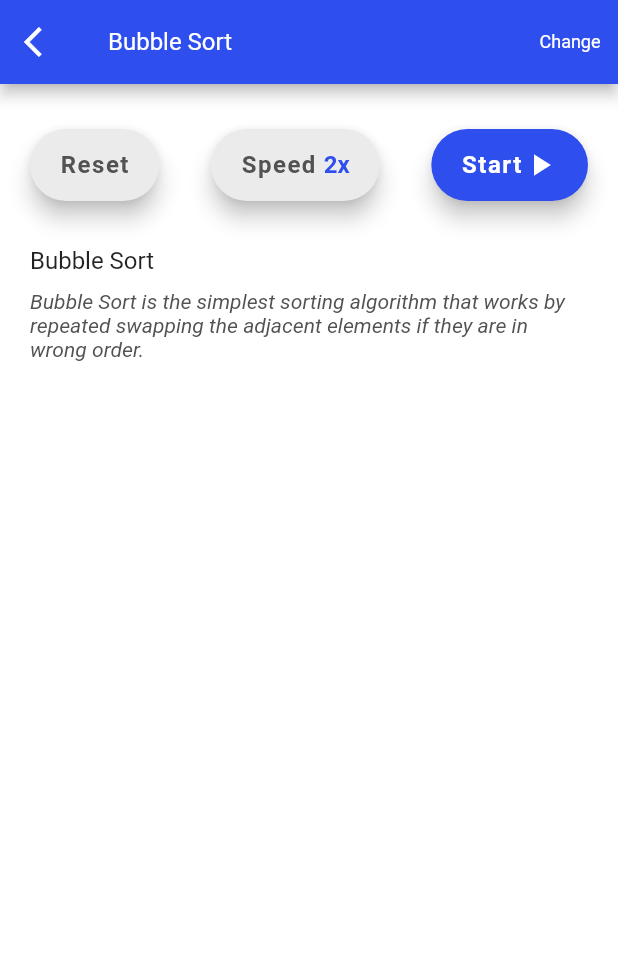
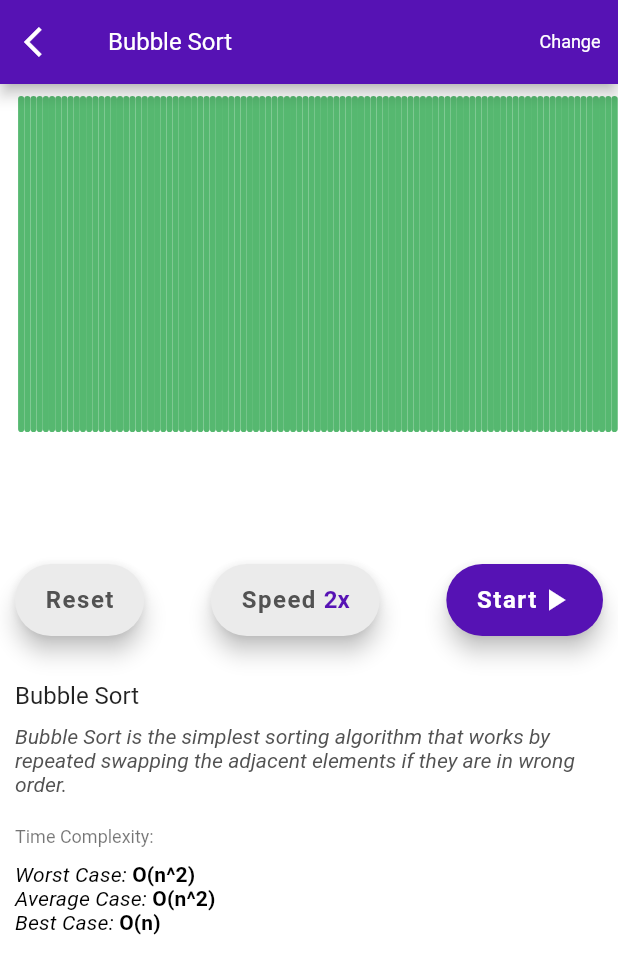
Before and after one commit to roshan9419/Sortlizer, a Flutter app: the screen it shows after launch, after a tap on the "play arrow" icon, on a phone screen of 412 x 824 dp. Shown: the top 974 px of the screen. Run offline on Flutter 3.47's test engine with Material 2 defaults, Android fonts, the phone set to English and light mode, and no system bars; our stand-ins replace animated_text_kit, auto_route, get_it, injectable, stacked, stacked_services.

Commit message:
UI Updated + Worked on Visualizer Container

```diff
--- /dev/null
+++ b/lib/data/contents.dart
@@ -0,0 +1,79 @@
+import 'package:sorting_visualization/datamodels/algorithmType.dart';
+
+class DataContent {
+
+  Map<AlgorithmType, String> algorithmsMap = {
+    AlgorithmType.BUBBLE_SORT: "Bubble Sort",
+    AlgorithmType.INSERTION_SORT: "Insertion Sort",
+    AlgorithmType.SELECTION_SORT: "Selection Sort",
+    AlgorithmType.MERGE_SORT: "Merge Sort",
+    AlgorithmType.QUICK_SORT: "Quick Sort"
+  };
+
+  String getAlgorithmTitle(AlgorithmType type) {
+    return algorithmsMap[type];
+  }
+
+  List<String> getAlgorithms() {
+    return [
+      "Bubble Sort",
+      "Insertion Sort",
+      "Selection Sort",
+      "Merge Sort",
+      "Quick Sort"
+    ];
+  }
+
+  String getDescription(AlgorithmType type) {
+    switch (type) {
+      case AlgorithmType.BUBBLE_SORT:
+        return bubbleSortDescription();
+        break;
+      case AlgorithmType.INSERTION_SORT:
+        return bubbleSortDescription();
+        break;
+      case AlgorithmType.SELECTION_SORT:
+        return bubbleSortDescription();
+        break;
+      case AlgorithmType.MERGE_SORT:
+        return bubbleSortDescription();
+        break;
+      case AlgorithmType.QUICK_SORT:
+        return bubbleSortDescription();
+        break;
+      default:
+        return "Algorithm Not Available";
+    }
+  }
+
+  List<String> getTimeComplexities(AlgorithmType type) {
+    switch (type) {
+      case AlgorithmType.BUBBLE_SORT:
+        return bubbleSortTimeComplexities();
+        break;
+      case AlgorithmType.INSERTION_SORT:
+        return bubbleSortTimeComplexities();
+        break;
+      case AlgorithmType.SELECTION_SORT:
+        return bubbleSortTimeComplexities();
+        break;
+      case AlgorithmType.MERGE_SORT:
+        return bubbleSortTimeComplexities();
+        break;
+      case AlgorithmType.QUICK_SORT:
+        return bubbleSortTimeComplexities();
+        break;
+      default:
+        return ["N.A", "N.A", "N.A"];
+    }
+  }
+
+  String bubbleSortDescription() {
+    return "Bubble Sort is the simplest sorting algorithm that works by repeated swapping the adjacent elements if they are in wrong order.";
+  }
+
+  List<String> bubbleSortTimeComplexities() {
+    // worst, avg, best
+    return ["O(n^2)", "O(n^2)", "O(n)"];
+  }
+}
--- a/lib/main.dart
+++ b/lib/main.dart
@@ -5,7 +5,9 @@ import 'package:stacked_services/stacked_services.dart';
 
 import 'app/locator.dart';
 
-Color blueThemeColor1 = Color(0xff2E4EEE);
+Color themeColor1 = Color(0xff5612b4);
+Color themeColor2 = Color(0xff038e56);
+Color themeColor3 = Color(0xff2E4EEE);
 
 Future main() async {
   WidgetsFlutterBinding.ensureInitialized();
@@ -21,8 +23,7 @@ class MyApp extends StatelessWidget {
       theme: ThemeData(
         primarySwatch: Colors.blue,
         accentColor: Color(0xff525252),
-        primaryColor: blueThemeColor1,
-        canvasColor: blueThemeColor1,
+        primaryColor: themeColor1,
         visualDensity: VisualDensity.adaptivePlatformDensity,
       ),
       onGenerateRoute: auto_router.Router().onGenerateRoute,
--- a/lib/ui/views/home_view.dart
+++ b/lib/ui/views/home_view.dart
@@ -1,10 +1,9 @@
+import 'package:animated_text_kit/animated_text_kit.dart';
 import 'package:flutter/cupertino.dart';
 import 'package:flutter/material.dart';
 import 'package:sorting_visualization/ui/views/home_viewmodel.dart';
 import 'package:sorting_visualization/ui/widgets/dropDownWidget.dart';
 import 'package:stacked/stacked.dart';
-
-Color blueThemeColor1 = Color(0xff2E4EEE);
 
 class HomeView extends StatelessWidget {
   const HomeView({Key key}) : super(key: key);
@@ -58,7 +57,7 @@ class HomeView extends StatelessWidget {
               ),
             ),
             Text(
-              "Which algorithm you want to visualize?",
+              "Visualize different Sorting Algorithms",
               style: theme.textTheme.subtitle1.copyWith(
                   color: Colors.white,
                   fontStyle: FontStyle.italic,
@@ -67,15 +66,20 @@ class HomeView extends StatelessWidget {
             SizedBox(
               height: 20,
             ),
-            OutlineButton(
-              onPressed: () => print("Button CLICKED"),
-              child: DropDownWidget(
-                selectedType: model.getSelectedAlgorithm(),
-                onTap: model.updateSelection,
-                menuItemsList: model.getAlgorithmsList(),
+            Container(
+              width: 200,
+              child: OutlineButton(
+                onPressed: () => print("Button CLICKED"),
+                child: TyperAnimatedTextKit(
+                  text: model.getAlgorithmsList(),
+                  repeatForever: true,
+                  isRepeatingAnimation: true,
+                  textStyle: theme.textTheme.subtitle1
+                      .copyWith(color: Colors.white, letterSpacing: 1),
+                  speed: Duration(milliseconds: 50),
+                ),
+                borderSide: BorderSide(color: Colors.white, width: 1),
               ),
-              padding: EdgeInsets.symmetric(horizontal: 60.0, vertical: 10.0),
-              borderSide: BorderSide(color: Colors.white, width: 1),
             ),
           ],
         ),
--- a/lib/ui/views/home_viewmodel.dart
+++ b/lib/ui/views/home_viewmodel.dart
@@ -1,5 +1,6 @@
 import 'package:sorting_visualization/app/locator.dart';
 import 'package:sorting_visualization/app/router.gr.dart';
+import 'package:sorting_visualization/data/contents.dart';
 import 'package:sorting_visualization/datamodels/algorithmType.dart';
 import 'package:stacked/stacked.dart';
 import 'package:stacked_services/stacked_services.dart';
@@ -9,31 +10,12 @@ class HomeViewModel extends BaseViewModel {
 
   HomeViewModel();
 
-  String _selectedAlgorithm;
-
-  Map<String, AlgorithmType> algorithmsMap = {
-    "Bubble Sort" : AlgorithmType.BUBBLE_SORT,
-    "Insertion Sort" : AlgorithmType.INSERTION_SORT,
-    "Selection Sort" : AlgorithmType.SELECTION_SORT,
-    "Merge Sort" : AlgorithmType.MERGE_SORT,
-    "Quick Sort" : AlgorithmType.QUICK_SORT
-  };
-
-  getSelectedAlgorithm() {
-    if (_selectedAlgorithm == null) _selectedAlgorithm = "Bubble Sort";
-    return _selectedAlgorithm;
-  }
-
   getAlgorithmsList() {
-    return algorithmsMap.keys.toList();
-  }
-
-  updateSelection(String value) {
-    _selectedAlgorithm = value;
+    return DataContent().getAlgorithms();
   }
 
   moveToVisualizerView() async {
     await _navigationService.navigateTo(Routes.visualizerView,
-        arguments: VisualizerViewArguments(algorithmType: algorithmsMap[_selectedAlgorithm]));
+        arguments: VisualizerViewArguments(algorithmType: AlgorithmType.BUBBLE_SORT));
   }
 }
--- a/lib/ui/views/visualizer_view.dart
+++ b/lib/ui/views/visualizer_view.dart
@@ -47,17 +47,17 @@ class _VisualizerView extends ViewModelWidget<VisualizerViewModel> {
     var theme = Theme.of(context);
     return SingleChildScrollView(
       child: Container(
-        padding: EdgeInsets.symmetric(horizontal: 20, vertical: 20),
+        padding: EdgeInsets.symmetric(horizontal: 10, vertical: 10),
         child: Column(
           crossAxisAlignment: CrossAxisAlignment.start,
           children: [
-            VisualizerContainer(),
+            !model.isLoading ? VisualizerContainer() : SizedBox.shrink(),
             SizedBox(height: 10.0),
             Row(
               mainAxisAlignment: MainAxisAlignment.spaceBetween,
               children: [
                 getRoundButton("Reset", Color(0xffEBEBEB), theme.accentColor,
-                    false, context),
+                    false, context, model.reset),
                 FloatingActionButton.extended(
                     onPressed: () => print('Speed'),
                     heroTag: null,
@@ -79,23 +79,68 @@ class _VisualizerView extends ViewModelWidget<VisualizerViewModel> {
                               fontWeight: FontWeight.bold),
                         )
                       ],
-                    )
-                ),
-                getRoundButton(
-                    "Start", theme.primaryColor, Colors.white, true, context, heroTag: "play"),
+                    )),
+                getRoundButton("Start", theme.primaryColor, Colors.white, true,
+                    context, model.play,
+                    heroTag: "play"),
               ],
             ),
             SizedBox(height: 30.0),
             Text(
-              "Bubble Sort",
+              model.getTitle(),
               style: theme.textTheme.subtitle1,
             ),
             SizedBox(height: 10),
             Text(
-              "Bubble Sort is the simplest sorting algorithm that works by repeated swapping the adjacent elements if they are in wrong order.",
+              model.getAlgorithmDesc(),
               style: theme.textTheme.bodyText2.copyWith(
                   fontStyle: FontStyle.italic, color: theme.accentColor),
-            )
+            ),
+            SizedBox(height: 20),
+            Text(
+              "Time Complexity:",
+              style: theme.textTheme.caption,
+            ),
+            SizedBox(height: 10),
+            Row(
+              children: [
+                Text(
+                  "Worst Case:\t",
+                  style: theme.textTheme.subtitle2.copyWith(
+                      fontStyle: FontStyle.italic,
+                      fontWeight: FontWeight.normal),
+                ),
+                Text(model.getTC(0),
+                    style: theme.textTheme.subtitle2
+                        .copyWith(fontWeight: FontWeight.bold)),
+              ],
+            ),
+            Row(
+              children: [
+                Text(
+                  "Average Case:\t",
+                  style: theme.textTheme.subtitle2.copyWith(
+                      fontStyle: FontStyle.italic,
+                      fontWeight: FontWeight.normal),
+                ),
+                Text(model.getTC(1),
+                    style: theme.textTheme.subtitle2
+                        .copyWith(fontWeight: FontWeight.bold)),
+              ],
+            ),
+            Row(
+              children: [
+                Text(
+                  "Best Case:\t",
+                  style: theme.textTheme.subtitle2.copyWith(
+                      fontStyle: FontStyle.italic,
+                      fontWeight: FontWeight.normal),
+                ),
+                Text(model.getTC(2),
+                    style: theme.textTheme.subtitle2
+                        .copyWith(fontWeight: FontWeight.bold)),
+              ],
+            ),
           ],
         ),
       ),
@@ -103,9 +148,12 @@ class _VisualizerView extends ViewModelWidget<VisualizerViewModel> {
   }
 
   getRoundButton(String title, Color backgroundColor, Color textColor,
-      bool showIcon, BuildContext context, {String heroTag} ) {
+      bool showIcon, BuildContext context, Function onTap,
+      {String heroTag}) {
     return FloatingActionButton.extended(
-        onPressed: () => print(title),
+        onPressed: () {
+          onTap();
+        },
         heroTag: heroTag,
         backgroundColor: backgroundColor,
         label: Row(
@@ -123,50 +171,15 @@ class _VisualizerView extends ViewModelWidget<VisualizerViewModel> {
   }
 }
 
-class VisualizerContainer extends StatefulWidget {
+class VisualizerContainer extends ViewModelWidget<VisualizerViewModel> {
   @override
-  _VisualizerContainerState createState() => _VisualizerContainerState();
-}
-
-class _VisualizerContainerState extends State<VisualizerContainer> {
-  List<int> _numbers = [];
-  StreamController<List<int>> _streamController = new StreamController();
-  double _sampleSize = 320;
-
-  @override
-  void dispose() {
-    _streamController.close();
-    super.dispose();
-  }
-
-  Duration _getDuration() {
-    return Duration(microseconds: 1500);
-  }
-
-  _bubbleSort() async {
-    for (int i = 0; i < _numbers.length; ++i) {
-      for (int j = 0; j < _numbers.length - i - 1; ++j) {
-        if (_numbers[j] > _numbers[j + 1]) {
-          int temp = _numbers[j];
-          _numbers[j] = _numbers[j + 1];
-          _numbers[j + 1] = temp;
-        }
-
-        await Future.delayed(_getDuration(), () {});
-
-        _streamController.add(_numbers);
-      }
-    }
-  }
-
-  @override
-  Widget build(BuildContext context) {
+  Widget build(BuildContext context, VisualizerViewModel model) {
     return SafeArea(
       child: Container(
-        padding: const EdgeInsets.only(top: 0.0),
+        margin: EdgeInsets.only(right: 10),
         child: StreamBuilder<Object>(
-            initialData: _numbers,
-            stream: _streamController.stream,
+            initialData: model.getNumbers(),
+            stream: model.getStreamController().stream,
             builder: (context, snapshot) {
               List<int> numbers = snapshot.data;
               int counter = 0;
@@ -175,12 +188,14 @@ class _VisualizerContainerState extends State<VisualizerContainer> {
                 children: numbers.map((int num) {
                   counter++;
                   return Container(
+                    color: Colors.red,
+                    height: model.maxNumber,
                     child: CustomPaint(
                       painter: BarPainter(
                           index: counter,
                           value: num,
-                          width:
-                              MediaQuery.of(context).size.width / _sampleSize),
+                          width: MediaQuery.of(context).size.width /
+                              model.getSampleSize()),
                     ),
                   );
                 }).toList(),
--- a/lib/ui/views/visualizer_viewmodel.dart
+++ b/lib/ui/views/visualizer_viewmodel.dart
@@ -1,49 +1,82 @@
 import 'dart:async';
 import 'dart:math';
 
+import 'package:sorting_visualization/data/contents.dart';
 import 'package:sorting_visualization/datamodels/algorithmType.dart';
 import 'package:stacked/stacked.dart';
 
-class VisualizerViewModel extends BaseViewModel {
+class VisualizerViewModel extends FutureViewModel<StreamController<List<int>>> {
   VisualizerViewModel(this._algorithmType);
 
   AlgorithmType _algorithmType;
 
   List<int> _numbers = [];
-  StreamController<List<int>> _streamController = StreamController();
+  StreamController<List<int>> _streamController;
 
-  double _sampleSize = 320;
+  double _sampleSize = 100;
+  double maxNumber = 300;
 
-  Map<String, AlgorithmType> algorithmsMap = {
-    "Bubble Sort": AlgorithmType.BUBBLE_SORT,
-    "Insertion Sort": AlgorithmType.INSERTION_SORT,
-    "Selection Sort": AlgorithmType.SELECTION_SORT,
-    "Merge Sort": AlgorithmType.MERGE_SORT,
-    "Quick Sort": AlgorithmType.QUICK_SORT
-  };
+  bool isLoading = true;
 
   reset() {
     _numbers = [];
     for (int i = 0; i < _sampleSize; ++i) {
-      _numbers.add(Random().nextInt(500));
+      _numbers.add(Random().nextInt(maxNumber.toInt()));
     }
     _streamController.add(_numbers);
-    // notifyListeners();
+    notifyListeners();
+  }
+
+  play() {
+    print('PLAYED');
+  }
+
+  List<int> getNumbers() {
+    return _numbers;
+  }
+
+  double getSampleSize() {
+    return _sampleSize;
+  }
+
+  StreamController getStreamController() {
+    return _streamController;
+  }
+
+  Duration _getDuration() {
+    return Duration(microseconds: 1500);
+  }
+
+  @override
+  void dispose() {
+    _streamController.close();
+    super.dispose();
   }
 
   String getTitle() {
-    switch (_algorithmType) {
-      case AlgorithmType.BUBBLE_SORT:
-        return "Bubble Sort";
-      case AlgorithmType.INSERTION_SORT:
-        return "Insertion Sort";
-      case AlgorithmType.SELECTION_SORT:
-        return "Selection Sort";
-      case AlgorithmType.MERGE_SORT:
-        return "Merge Sort";
-      case AlgorithmType.QUICK_SORT:
-        return "Quick Sort";
-      default: return "Sorting Visualiser";
-    }
+    return DataContent().getAlgorithmTitle(_algorithmType);
+  }
+
+  String getAlgorithmDesc() {
+    return DataContent().getDescription(_algorithmType);
+  }
+
+  String getTC(int idx) {
+    return DataContent().getTimeComplexities(_algorithmType)[idx];
+  }
+
+  @override
+  Future<StreamController<List<int>>> futureToRun() async {
+    isLoading = true;
+    return new StreamController();
+  }
+
+  @override
+  void onData(StreamController data) {
+    super.onData(data);
+    _streamController = data;
+    reset();
+    isLoading = false;
+    notifyListeners();
   }
 }
--- a/pubspec.yaml
+++ b/pubspec.yaml
@@ -42,6 +42,8 @@ dependencies:
   # inversion of control
   get_it:
   injectable:
+
+  animated_text_kit: any
 
 dev_dependencies:
   flutter_test:
```
Also changed, not shown: pubspec.lock, 1 other file.
